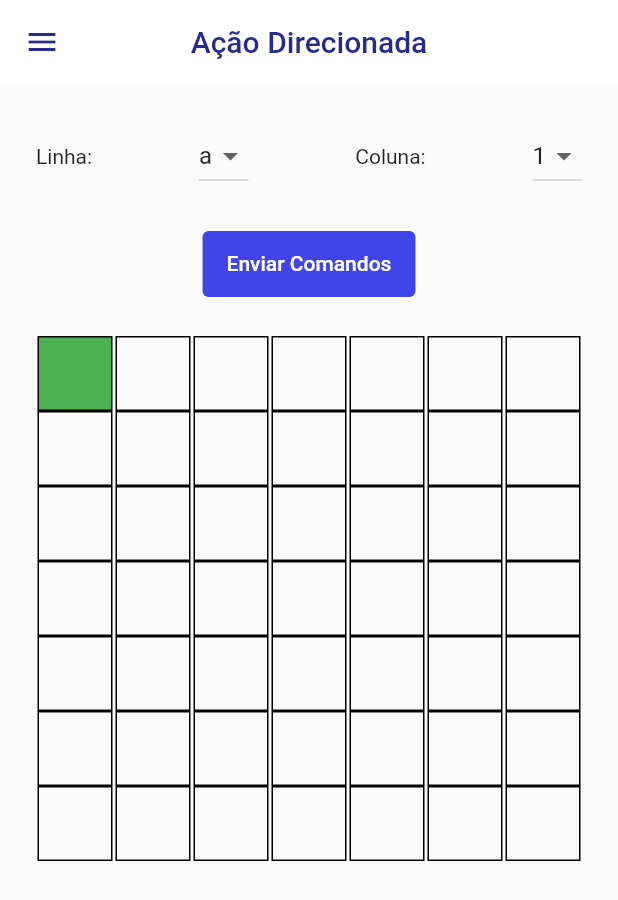
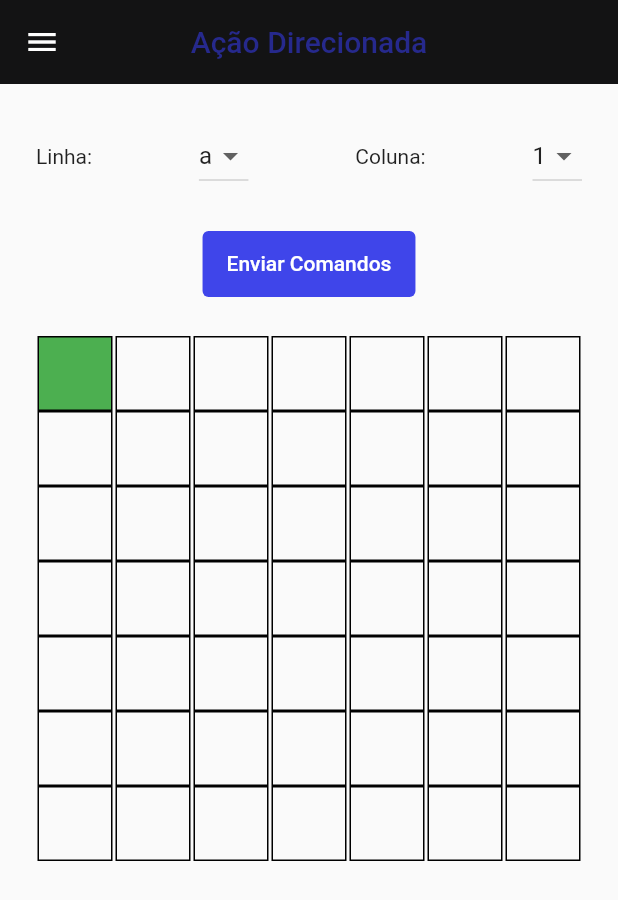
Before and after one commit to ipti/br.synapse.robot.app, a Flutter app: the AcaoCarrinhoDirecionadoPage screen opened directly, on a phone screen of 412 x 824 dp. Shown: the top 900 px of the screen. Run offline on Flutter 3.47's test engine with Material 2 defaults, Android fonts, the phone set to English and light mode, and no system bars; our stand-ins replace equatable, flutter_bloc, flutter_bluetooth_serial, flutter_svg, get_it, mask_text_input_formatter; network calls fail.

Commit message:
feito alterações do background e lista automatica

```diff
--- a/lib/core/widget/appbar_widget.dart
+++ b/lib/core/widget/appbar_widget.dart
@@ -9,7 +9,7 @@ class AppBarWidget extends StatelessWidget implements PreferredSize {
   @override
   Widget build(BuildContext context) {
     const IconThemeData iconTheme = IconThemeData(
-      color: TagColors.colorBaseProductDark,
+      color: Color.fromARGB(255, 255, 255, 255),
       size: 24,
     );
 
@@ -19,7 +19,7 @@ class AppBarWidget extends StatelessWidget implements PreferredSize {
       elevation: 0,
       centerTitle: true,
       title: title,
-      backgroundColor: TagColors.colorBaseWhiteNormal,
+      backgroundColor: Color.fromARGB(255, 19, 19, 20),
     );
   }
 
--- a/lib/core/widget/joystick.dart
+++ b/lib/core/widget/joystick.dart
@@ -54,6 +54,12 @@ class _JoystickState extends State<Joystick> {
                 Colors.grey.withOpacity(widget.opacity ?? 1),
             border: Border.all(),
             shape: BoxShape.circle,
+            boxShadow: const [
+              BoxShadow(
+                  color: Color.fromARGB(255, 134, 134, 134),
+                  blurRadius: 8,
+                  offset: Offset(0, 0))
+            ],
           ),
           child: Column(children: [
             // up
```
Also changed, not shown: lib/feature/acao_carrinho/view/acao_carrinho_page.dart (+10 -21 lines).
